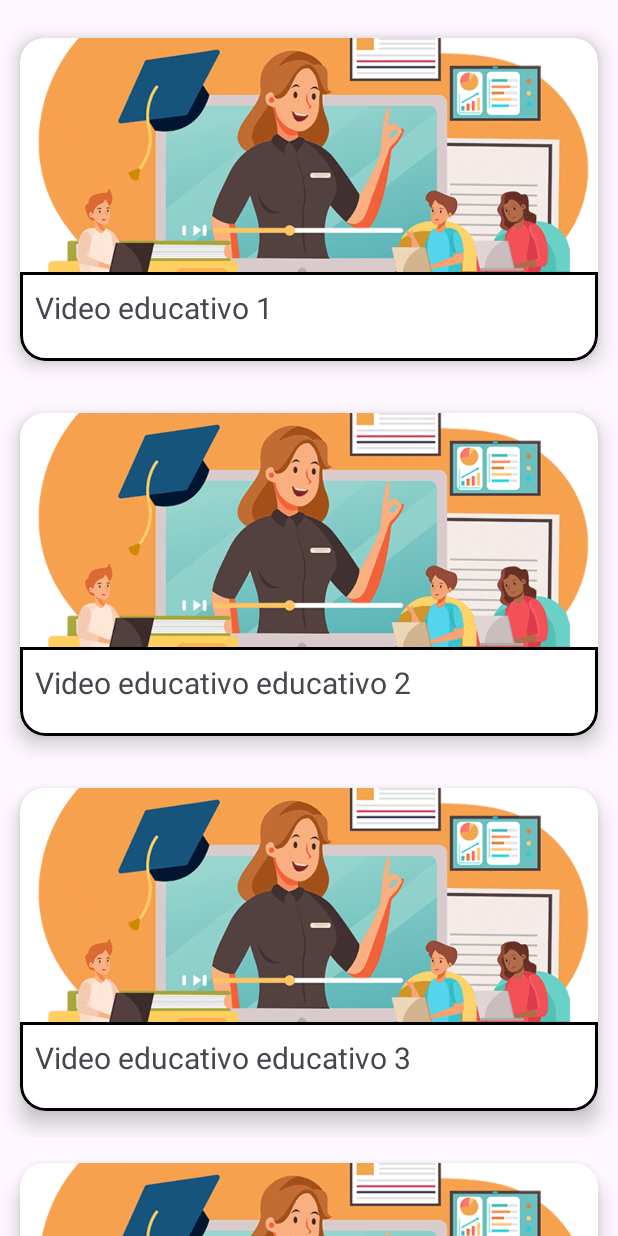
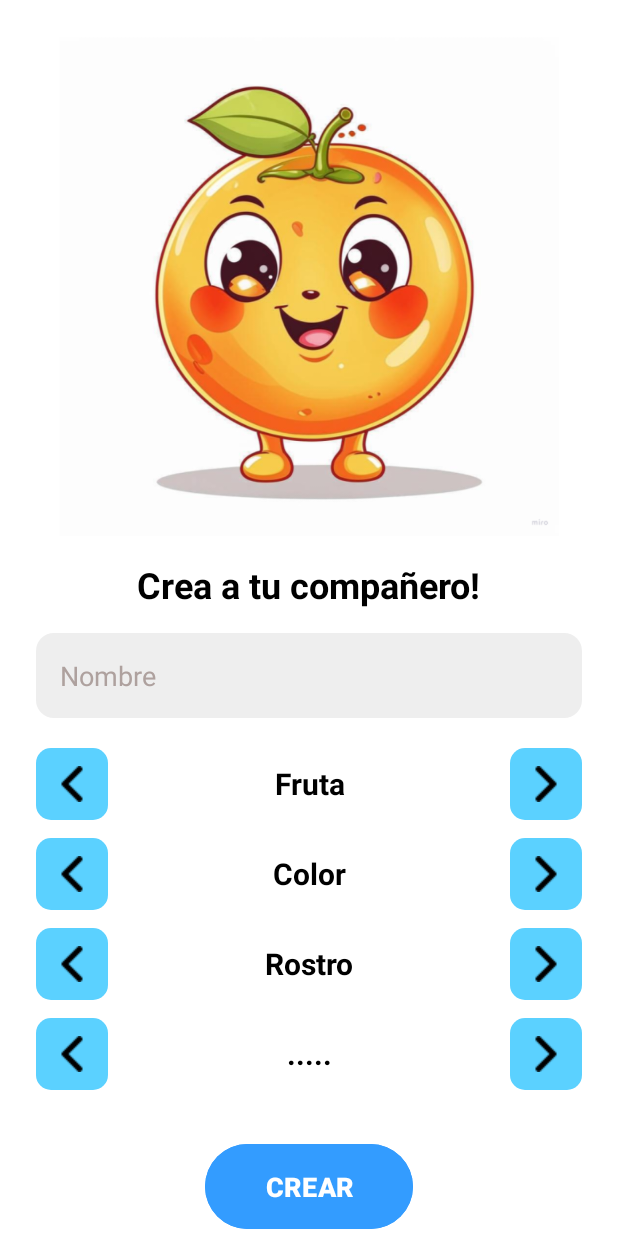
Before and after one commit to eduardoAbr0/NINZENETY, an Android app: the screen it shows after launch (MainActivity), on a phone screen of 412 x 824 dp. Run offline under Robolectric (Android 15) with nearby library versions, the phone set to English and light mode, and no system bars.

Commit message:
Pagina creacion personaje

```diff
--- a/app/src/main/java/com/tecjerez/innovtc/MainActivity.java
+++ b/app/src/main/java/com/tecjerez/innovtc/MainActivity.java
@@ -4,14 +4,6 @@ import android.os.Bundle;
 
 import androidx.activity.EdgeToEdge;
 import androidx.appcompat.app.AppCompatActivity;
-import androidx.core.graphics.Insets;
-import androidx.core.view.ViewCompat;
-import androidx.core.view.WindowInsetsCompat;
-import androidx.recyclerview.widget.LinearLayoutManager;
-import androidx.recyclerview.widget.RecyclerView;
-
-import java.util.ArrayList;
-import java.util.List;
 
 public class MainActivity extends AppCompatActivity {
 
@@ -19,8 +11,9 @@ public class MainActivity extends AppCompatActivity {
     protected void onCreate(Bundle savedInstanceState) {
         super.onCreate(savedInstanceState);
         EdgeToEdge.enable(this);
-        setContentView(R.layout.activity_main);
+        setContentView(R.layout.creacion_p);
 
+        /*
         RecyclerView recyclerView = findViewById(R.id.recyclerView);
         recyclerView.setLayoutManager(new LinearLayoutManager(this));
 
@@ -31,6 +24,6 @@ public class MainActivity extends AppCompatActivity {
         items.add(new itemVid("Video educativo educativo 4", getString(R.string.vid_1), R.drawable.vid1, "<iframe width=\"560\" height=\"315\" src=\"https://www.youtube.com/embed/V2KCAfHjySQ?si=U-wtH0EgAywWZWk_\" title=\"YouTube video player\" frameborder=\"0\" allow=\"accelerometer; autoplay; clipboard-write; encrypted-media; gyroscope; picture-in-picture; web-share\" referrerpolicy=\"strict-origin-when-cross-origin\" allowfullscreen></iframe>"));
 
 
-        recyclerView.setAdapter(new MyAdapter(MainActivity.this, items));
+        recyclerView.setAdapter(new MyAdapter(MainActivity.this, items));*/
     }
 }
--- /dev/null
+++ b/app/src/main/res/drawable/btn_seleccion.xml
@@ -0,0 +1,6 @@
+<shape xmlns:android="http://schemas.android.com/apk/res/android"
+    android:shape="rectangle">
+    <solid android:color="#5BD1FF"/>
+    <size android:width="48dp" android:height="48dp"/>
+    <corners android:radius="10dp" />
+</shape>
--- /dev/null
+++ b/app/src/main/res/drawable/edittext_backg.xml
@@ -0,0 +1,5 @@
+<shape xmlns:android="http://schemas.android.com/apk/res/android">
+    <solid android:color="#EEEEEE" />
+    <corners android:radius="12dp" />
+    <padding android:left="12dp" android:right="12dp" />
+</shape>
--- /dev/null
+++ b/app/src/main/res/layout/creacion_p.xml
@@ -0,0 +1,205 @@
+<?xml version="1.0" encoding="utf-8"?>
+<ScrollView xmlns:android="http://schemas.android.com/apk/res/android"
+    android:layout_width="match_parent"
+    android:layout_height="match_parent"
+    android:fillViewport="true"
+    android:background="#FFFFFF">
+
+    <LinearLayout
+        android:orientation="vertical"
+        android:layout_width="match_parent"
+        android:layout_height="match_parent"
+        android:padding="24dp"
+        android:gravity="center_horizontal">
+
+        <!-- Imagen -->
+        <ImageView
+            android:id="@+id/fruitImage"
+            android:layout_width="389dp"
+            android:layout_height="333dp"
+            android:src="@drawable/naranja" />
+
+        <!-- Título -->
+        <TextView
+            android:layout_width="wrap_content"
+            android:layout_height="wrap_content"
+            android:text="Crea a tu compañero!"
+            android:textSize="24sp"
+            android:textStyle="bold"
+            android:layout_marginTop="16dp"
+            android:textColor="#000000" />
+
+        <!-- Campo de nombre -->
+        <EditText
+            android:id="@+id/nameInput"
+            android:layout_width="match_parent"
+            android:layout_height="wrap_content"
+            android:hint="Nombre"
+            android:textColorHint="#aea19e"
+            android:textColor="@color/black"
+            android:textSize="18sp"
+            android:background="@drawable/edittext_backg"
+            android:padding="16dp"
+            android:layout_marginTop="16dp" />
+
+        <!-- Fila de selección de fruta -->
+        <LinearLayout
+            android:layout_width="match_parent"
+            android:layout_height="wrap_content"
+            android:orientation="horizontal"
+            android:gravity="center"
+            android:layout_marginTop="20dp">
+
+            <ImageButton
+                android:id="@+id/btnPrevFruit"
+                android:layout_width="48dp"
+                android:layout_height="48dp"
+                android:background="@drawable/btn_seleccion"
+                android:src="@drawable/left_arrow"
+                />
+
+            <TextView
+                android:layout_width="0dp"
+                android:layout_height="wrap_content"
+                android:layout_weight="1"
+                android:text="Fruta"
+                android:textColor="@color/black"
+                android:gravity="center"
+                android:textStyle="bold"
+                android:textSize="20sp"
+                android:padding="8dp"/>
+
+            <ImageButton
+                android:id="@+id/btnNextFruit"
+                android:layout_width="48dp"
+                android:layout_height="48dp"
+                android:background="@drawable/btn_seleccion"
+                android:src="@drawable/right_arrow"
+                />
+        </LinearLayout>
+
+        <!-- Fila de selección de color -->
+        <LinearLayout
+            android:layout_width="match_parent"
+            android:layout_height="wrap_content"
+            android:orientation="horizontal"
+            android:gravity="center"
+            android:layout_marginTop="12dp">
+
+            <ImageButton
+                android:id="@+id/btnPrevColor"
+                android:layout_width="48dp"
+                android:layout_height="48dp"
+                android:background="@drawable/btn_seleccion"
+                android:src="@drawable/left_arrow"
+                />
+
+            <TextView
+                android:layout_width="0dp"
+                android:layout_height="wrap_content"
+                android:layout_weight="1"
+                android:text="Color"
+                android:textColor="@color/black"
+                android:gravity="center"
+                android:textStyle="bold"
+                android:textSize="20sp"
+                android:padding="8dp" />
+
+            <ImageButton
+                android:id="@+id/btnNextColor"
+                android:layout_width="48dp"
+                android:layout_height="48dp"
+                android:background="@drawable/btn_seleccion"
+                android:src="@drawable/right_arrow"
+                />
+        </LinearLayout>
+
+        <!-- Fila de selección etc -->
+        <LinearLayout
+            android:layout_width="match_parent"
+            android:layout_height="wrap_content"
+            android:orientation="horizontal"
+            android:gravity="center"
+            android:layout_marginTop="12dp">
+
+            <ImageButton
+                android:id="@+id/btnPrevRostro"
+                android:layout_width="48dp"
+                android:layout_height="48dp"
+                android:background="@drawable/btn_seleccion"
+                android:src="@drawable/left_arrow"
+                />
+
+            <TextView
+                android:layout_width="0dp"
+                android:layout_height="wrap_content"
+                android:layout_weight="1"
+                android:text="Rostro"
+                android:textColor="@color/black"
+                android:gravity="center"
+                android:textStyle="bold"
+                android:textSize="20sp"
+                android:padding="8dp" />
+
+            <ImageButton
+                android:id="@+id/btnNextRostro"
+                android:layout_width="48dp"
+                android:layout_height="48dp"
+                android:background="@drawable/btn_seleccion"
+                android:src="@drawable/right_arrow"
+                />
+        </LinearLayout>
+
+        <!-- Fila de selección etc -->
+        <LinearLayout
+            android:layout_width="match_parent"
+            android:layout_height="wrap_content"
+            android:orientation="horizontal"
+            android:gravity="center"
+            android:layout_marginTop="12dp">
+
+            <ImageButton
+                android:id="@+id/btnPrevEtc"
+                android:layout_width="48dp"
+                android:layout_height="48dp"
+                android:background="@drawable/btn_seleccion"
+                android:src="@drawable/left_arrow"
+                />
+
+            <TextView
+                android:layout_width="0dp"
+                android:layout_height="wrap_content"
+                android:layout_weight="1"
+                android:text="....."
+                android:textColor="@color/black"
+                android:gravity="center"
+                android:textStyle="bold"
+                android:textSize="20sp"
+                android:padding="8dp" />
+
+            <ImageButton
+                android:id="@+id/btnNextEtc"
+                android:layout_width="48dp"
+                android:layout_height="48dp"
+                android:background="@drawable/btn_seleccion"
+                android:src="@drawable/right_arrow"
+                />
+        </LinearLayout>
+
+        <!-- Botón CREAR -->
+        <Button
+            android:id="@+id/btnCreate"
+            android:layout_width="wrap_content"
+            android:layout_height="wrap_content"
+            android:text="CREAR"
+            android:textStyle="bold"
+            android:textSize="18sp"
+            android:textAllCaps="true"
+            android:textColor="#FFFFFF"
+            android:backgroundTint="#339CFF"
+            android:layout_marginTop="32dp"
+            android:paddingHorizontal="40dp"
+            android:paddingVertical="16dp" />
+
+    </LinearLayout>
+</ScrollView>
```
Also changed, not shown: app/src/main/res/drawable/left_arrow.png (added), app/src/main/res/drawable/naranja.png (added), app/src/main/res/drawable/right_arrow.png (added).
